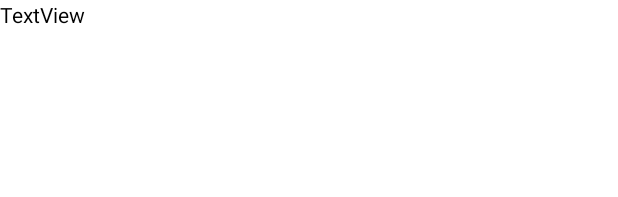
After one commit to tirth5828/NoName-DevHeat-2021, an Android app: the layout activity_forecast.xml on its own in the app's theme, with its tools: preview values and no code run, on a phone screen of 412 x 824 dp. The commit adds this screen. Shown: the top 197 px of the screen. Run offline under Robolectric (Android 15) with nearby library versions, the phone set to English and light mode, and no system bars; network calls fail.

Commit message:
Forecast Added

```diff
--- a/app/src/main/java/com/example/farmhelp/MainActivity.java
+++ b/app/src/main/java/com/example/farmhelp/MainActivity.java
@@ -26,4 +26,8 @@ public class MainActivity extends AppCompatActivity {
     public void getWeather(View view){
         startActivity(new Intent(this,Weather.class));
     }
+
+    public void getForecast(View view){
+        startActivity(new Intent(this,Forecast.class));
+    }
 }
--- /dev/null
+++ b/app/src/main/res/layout/activity_forecast.xml
@@ -0,0 +1,30 @@
+<?xml version="1.0" encoding="utf-8"?>
+<androidx.constraintlayout.widget.ConstraintLayout xmlns:android="http://schemas.android.com/apk/res/android"
+    xmlns:app="http://schemas.android.com/apk/res-auto"
+    xmlns:tools="http://schemas.android.com/tools"
+    android:layout_width="match_parent"
+    android:layout_height="match_parent"
+    tools:context=".Forecast"
+    android:backgroundTint="@color/white">
+
+    <ScrollView
+        android:backgroundTint="@color/white"
+        android:layout_width="match_parent"
+        android:layout_height="match_parent">
+
+        <LinearLayout
+            android:layout_width="match_parent"
+            android:layout_height="wrap_content"
+            android:orientation="vertical"
+            android:backgroundTint="@color/white" >
+
+            <TextView
+                android:id="@+id/textView"
+                android:textColor="@color/black"
+                android:layout_width="match_parent"
+                android:layout_height="wrap_content"
+                android:text="TextView"
+                android:background="@color/white"/>
+        </LinearLayout>
+    </ScrollView>
+</androidx.constraintlayout.widget.ConstraintLayout>
--- a/app/src/main/res/values/strings.xml
+++ b/app/src/main/res/values/strings.xml
@@ -44,6 +44,4 @@
     </string-array>
 
 
-
-
 </resources>
```
Also changed, not shown: app/src/main/AndroidManifest.xml (+9 -12 lines), app/src/main/java/com/example/farmhelp/Forecast.java (added, +301 -0 lines), app/src/main/java/com/example/farmhelp/Weather.java (+6 -3 lines), app/src/main/res/layout/activity_main.xml (+20 -5 lines), app/src/main/res/layout/activity_weather.xml (+25 -1 lines).
